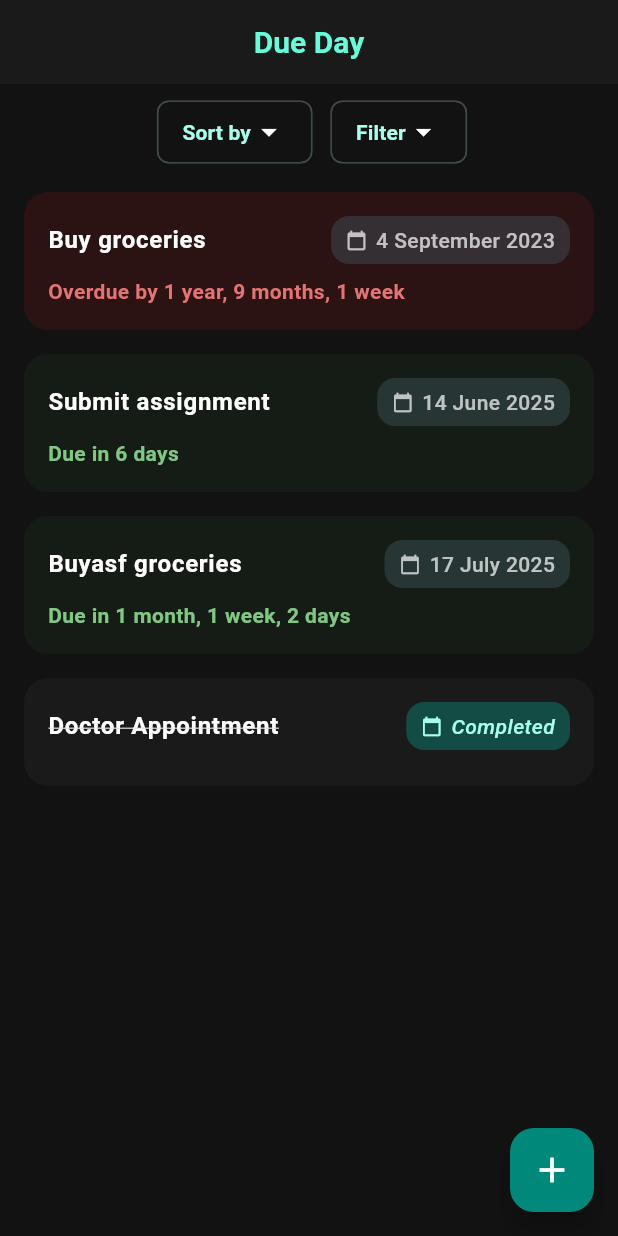
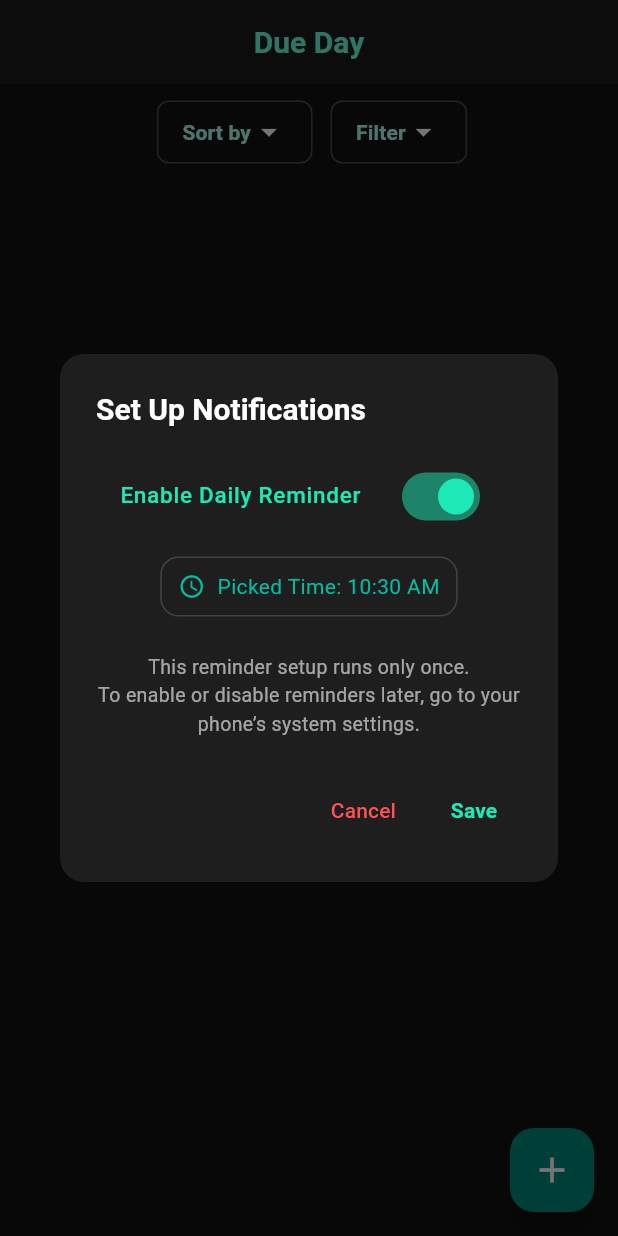
Before and after one commit to subhan-0073/due-day, a Flutter app: the screen it shows after launch, on a phone screen of 412 x 824 dp. Run offline on Flutter 3.47's test engine with Material 3 defaults, Android fonts, the light colour scheme and no system bars; our stand-ins replace device_info_plus, flutter_local_notifications, flutter_timezone, hive, hive_flutter, permission_handler and 1 more; missing offline and left inert: android_intent_plus; accounts and stored records are empty.

Commit message:
Milestone 9: Notifications with user consent, permissions, and daily reminders

```diff
--- /dev/null
+++ b/lib/src/models/notification_settings.dart
@@ -0,0 +1,18 @@
+import 'package:hive/hive.dart';
+
+part 'notification_settings.g.dart';
+
+@HiveType(typeId: 1)
+class NotificationSettings extends HiveObject {
+  @HiveField(0)
+  final bool isEnabled;
+  @HiveField(1)
+  final int hour;
+  @HiveField(2)
+  final int minute;
+  NotificationSettings({
+    required this.isEnabled,
+    required this.hour,
+    required this.minute,
+  });
+}
--- /dev/null
+++ b/lib/src/services/notification_scheduler.dart
@@ -0,0 +1,94 @@
+import 'package:dueday/src/services/notification_service.dart';
+import 'package:dueday/src/services/notification_settings_service.dart';
+import 'package:dueday/src/utils/android_utils.dart';
+import 'package:flutter_local_notifications/flutter_local_notifications.dart';
+import 'package:timezone/timezone.dart' as tz;
+
+class NotificationScheduler {
+  static Future<void> scheduleDailyMidnightNotification(
+    List<String> dueTaskTitles,
+  ) async {
+    final settings = NotificationSettingsService.getSettings();
+
+    if (settings == null || !settings.isEnabled) {
+      return;
+    } else {
+      await NotificationService.requestNotificationPermission();
+      if (!await AndroidUtils.canScheduleExactAlarms()) {
+        await AndroidUtils.openExactAlarmSettingsIfRequired();
+      }
+    }
+
+    final now = tz.TZDateTime.now(tz.local);
+
+    tz.TZDateTime scheduleDate = tz.TZDateTime(
+      tz.local,
+      now.year,
+      now.month,
+      now.day,
+      settings.hour,
+      settings.minute,
+    );
+
+    // scheduleDate = now.add(Duration(seconds: 1));
+
+    if (scheduleDate.isBefore((now))) {
+      scheduleDate = scheduleDate.add(const Duration(days: 1));
+    }
+
+    String notificationBody;
+
+    if (dueTaskTitles.isEmpty) {
+      notificationBody = "No tasks due today. Enjoy your day";
+    } else if (dueTaskTitles.length == 1) {
+      notificationBody = "You have 1 task due today: ${dueTaskTitles.first}";
+    } else {
+      notificationBody =
+          "You have ${dueTaskTitles.length} tasks due today. Don't forget to check them!";
+    }
+
+    const AndroidNotificationDetails androidDetails =
+        AndroidNotificationDetails(
+          'due_day_channel',
+          'Due Day Notifications',
+          importance: Importance.high,
+          priority: Priority.high,
+        );
+
+    const NotificationDetails platformDetails = NotificationDetails(
+      android: androidDetails,
+    );
+    const dailyNotificationId = 1001;
+    await NotificationService.notificationsPlugin.zonedSchedule(
+      dailyNotificationId,
+      'Task Due Today',
+      notificationBody,
+      scheduleDate,
+      platformDetails,
+
+      androidScheduleMode: AndroidScheduleMode.exactAllowWhileIdle,
+      matchDateTimeComponents: DateTimeComponents.time,
+    );
+  }
+
+  // static Future<void> showTestNotification() async {
+  //   const AndroidNotificationDetails androidDetails =
+  //       AndroidNotificationDetails(
+  //         'due_day_channel',
+  //         'Due Day Notifications',
+  //         importance: Importance.high,
+  //         priority: Priority.high,
+  //       );
+
+  //   const NotificationDetails platformDetails = NotificationDetails(
+  //     android: androidDetails,
+  //   );
+
+  //   await NotificationService.notificationsPlugin.show(
+  //     0,
+  //     'Test Reminder',
+  //     'THis is test notificationDetails',
+  //     platformDetails,
+  //   );
+  // }
+}
--- /dev/null
+++ b/lib/src/services/notification_service.dart
@@ -0,0 +1,48 @@
+import 'package:flutter_local_notifications/flutter_local_notifications.dart';
+import 'package:flutter_timezone/flutter_timezone.dart';
+import 'package:permission_handler/permission_handler.dart';
+import 'package:timezone/data/latest.dart' as tz_data;
+import 'package:timezone/timezone.dart' as tz;
+
+class NotificationService {
+  static final FlutterLocalNotificationsPlugin notificationsPlugin =
+      FlutterLocalNotificationsPlugin();
+
+  static Future<void> requestNotificationPermission() async {
+    final status = await Permission.notification.status;
+    if (!status.isGranted) await Permission.notification.request();
+  }
+
+  static Future<void> init() async {
+    tz_data.initializeTimeZones();
+    final localTimeZone = await FlutterTimezone.getLocalTimezone();
+
+    try {
+      tz.setLocalLocation(tz.getLocation(localTimeZone));
+    } catch (e) {
+      // print(tz.local.toString());
+      // print(e.toString());
+    }
+
+    const AndroidInitializationSettings androidSettings =
+        AndroidInitializationSettings('@mipmap/ic_launcher');
+
+    const InitializationSettings initSettings = InitializationSettings(
+      android: androidSettings,
+    );
+
+    await notificationsPlugin.initialize(initSettings);
+
+    const AndroidNotificationChannel channel = AndroidNotificationChannel(
+      'due_day_channel',
+      'Due Day Notifications',
+      importance: Importance.high,
+    );
+
+    await notificationsPlugin
+        .resolvePlatformSpecificImplementation<
+          AndroidFlutterLocalNotificationsPlugin
+        >()
+        ?.createNotificationChannel(channel);
+  }
+}
--- /dev/null
+++ b/lib/src/services/notification_settings_service.dart
@@ -0,0 +1,24 @@
+import 'package:dueday/src/models/notification_settings.dart';
+import 'package:hive/hive.dart';
+
+class NotificationSettingsService {
+  static final _notificationSettingsBox = Hive.box<NotificationSettings>(
+    'notificationSettingsBox',
+  );
+
+  static NotificationSettings? getSettings() {
+    return _notificationSettingsBox.get('settings');
+  }
+
+  static Future<void> saveSettings(NotificationSettings settings) async {
+    await _notificationSettingsBox.put('settings', settings);
+  }
+
+  static Future<void> clearSettings() async {
+    await _notificationSettingsBox.delete('settings');
+  }
+
+  static bool? isNotificationEnabled() {
+    return getSettings()?.isEnabled;
+  }
+}
--- a/lib/src/ui/screens/home_screen.dart
+++ b/lib/src/ui/screens/home_screen.dart
@@ -1,7 +1,10 @@
 import 'package:dueday/src/models/task.dart';
 import 'package:dueday/src/models/task_filter_sort.dart';
+import 'package:dueday/src/services/notification_scheduler.dart';
+import 'package:dueday/src/services/notification_settings_service.dart';
 import 'package:dueday/src/ui/screens/add_task_screen.dart';
 import 'package:dueday/src/ui/widgets/deadline_tile.dart';
+import 'package:dueday/src/ui/widgets/notification_setup_dialog.dart';
 import 'package:dueday/src/ui/widgets/sort_chip.dart';
 import 'package:dueday/src/ui/widgets/task_filter_chips.dart';
 import 'package:flutter/material.dart';
@@ -23,45 +26,49 @@ class _HomeScreenState extends State<HomeScreen> {
   void initState() {
     super.initState();
     _openBox();
+
+    if (NotificationSettingsService.isNotificationEnabled() == null) {
+      WidgetsBinding.instance.addPostFrameCallback((_) {
+        showDialog(
+          context: context,
+          builder: (context) => const NotificationSetupDialog(),
+        );
+      });
+    }
+  }
+
+  Future<void> _scheduledNotificationsForToday() async {
+    final now = DateTime.now();
+    final dueTodayTitles =
+        box?.values
+            .where(
+              (task) =>
+                  !task.isDone &&
+                  task.dueDate.year == now.year &&
+                  task.dueDate.month == now.month &&
+                  task.dueDate.day == now.day,
+            )
+            .map((task) => task.title)
+            .toList() ??
+        [];
+
+    await NotificationScheduler.scheduleDailyMidnightNotification(
+      dueTodayTitles,
+    );
   }
 
   Future<void> _openBox() async {
-    box = await Hive.openBox('tasksBox');
-    if (box!.isEmpty) {
-      final now = DateTime.now();
+    box = Hive.box('tasksBox');
 
-      final dummyTasks = [
-        Task(
-          title: 'Buy groceries',
-          dueDate: now.subtract(const Duration(days: 642)),
-          isDone: false,
-        ),
-        Task(
-          title: 'Submit assignment',
-          dueDate: now.add(const Duration(days: 7)),
-          isDone: false,
-        ),
-        Task(
-          title: 'Doctor Appointment',
-          dueDate: now.add(const Duration(days: -1)),
+    await _scheduledNotificationsForToday();
 
-          isDone: true,
-        ),
-        Task(
-          title: 'Buyasf groceries',
-          dueDate: now.add(const Duration(days: 40)),
-          isDone: false,
-        ),
-      ];
-
-      for (var task in dummyTasks) {
-        await box!.add(task);
-      }
-    }
+    box!.listenable().addListener(() async {
+      await _scheduledNotificationsForToday();
+    });
     setState(() {});
   }
 
-  Future<void> _editTask(task) async {
+  Future<void> _editTask(Task task) async {
     final updatedTask = await Navigator.push(
       context,
       MaterialPageRoute(
@@ -130,25 +137,21 @@ class _HomeScreenState extends State<HomeScreen> {
   }
 
   List<Task> _sortTasks(List<Task> tasks) {
-    switch (_currentSort) {
-      case TaskSort.dueDateAsc:
-        tasks.sort((a, b) => a.dueDate.compareTo(b.dueDate));
-        break;
-      case TaskSort.dueDateDesc:
-        tasks.sort((a, b) => b.dueDate.compareTo(a.dueDate));
-        break;
-      case TaskSort.titleAsc:
-        tasks.sort((a, b) => a.title.compareTo(b.title));
-        break;
-      case TaskSort.titleDesc:
-        tasks.sort((a, b) => b.title.compareTo(a.title));
-        break;
-    }
+    tasks.sort((a, b) {
+      if (a.isDone != b.isDone) return a.isDone ? 1 : -1;
 
-    tasks.sort((a, b) {
-      if (a.isDone == b.isDone) return 0;
-      return a.isDone ? 1 : -1;
+      switch (_currentSort) {
+        case TaskSort.dueDateAsc:
+          return a.dueDate.compareTo(b.dueDate);
+        case TaskSort.dueDateDesc:
+          return b.dueDate.compareTo(a.dueDate);
+        case TaskSort.titleAsc:
+          return a.title.compareTo(b.title);
+        case TaskSort.titleDesc:
+          return b.title.compareTo(a.title);
+      }
     });
+
     return tasks;
   }
 
@@ -182,7 +185,7 @@ class _HomeScreenState extends State<HomeScreen> {
           return Column(
             children: [
               Padding(
-                padding: const EdgeInsetsGeometry.symmetric(
+                padding: const EdgeInsets.symmetric(
                   horizontal: 16,
                   vertical: 8,
                 ),
--- /dev/null
+++ b/lib/src/ui/widgets/notification_setup_dialog.dart
@@ -0,0 +1,150 @@
+import 'package:dueday/src/models/notification_settings.dart';
+import 'package:dueday/src/services/notification_service.dart';
+import 'package:dueday/src/services/notification_settings_service.dart';
+import 'package:dueday/src/utils/android_utils.dart';
+import 'package:flutter/material.dart';
+
+class NotificationSetupDialog extends StatefulWidget {
+  const NotificationSetupDialog({super.key});
+
+  @override
+  State<NotificationSetupDialog> createState() =>
+      _NotificationSetupDialogState();
+}
+
+class _NotificationSetupDialogState extends State<NotificationSetupDialog> {
+  bool _isEnabled = true;
+  TimeOfDay _selectedTime = TimeOfDay.now();
+
+  void _pickTime() async {
+    final TimeOfDay? picked = await showTimePicker(
+      context: context,
+      initialTime: _selectedTime,
+    );
+
+    if (picked != null) {
+      setState(() {
+        _selectedTime = picked;
+      });
+    }
+  }
+
+  void _saveSettings() async {
+    if (_isEnabled) {
+      await NotificationService.requestNotificationPermission();
+      if (!await AndroidUtils.canScheduleExactAlarms()) {
+        await AndroidUtils.openExactAlarmSettingsIfRequired();
+      }
+    }
+
+    final settings = NotificationSettings(
+      isEnabled: _isEnabled,
+      hour: _selectedTime.hour,
+      minute: _selectedTime.minute,
+    );
+
+    NotificationSettingsService.saveSettings(settings);
+    if (mounted) {
+      Navigator.pop(context);
+    }
+  }
+
+  @override
+  Widget build(BuildContext context) {
+    return AlertDialog(
+      backgroundColor: const Color.fromARGB(255, 30, 30, 30),
+      shape: RoundedRectangleBorder(borderRadius: BorderRadius.circular(16)),
+      title: const Text(
+        "Set Up Notifications",
+        style: TextStyle(
+          color: Colors.white,
+          fontWeight: FontWeight.bold,
+          fontSize: 20,
+        ),
+      ),
+      content: Column(
+        mainAxisSize: MainAxisSize.min,
+        crossAxisAlignment: CrossAxisAlignment.start,
+        children: [
+          SwitchListTile(
+            activeColor: Colors.tealAccent.shade400,
+            title: Text(
+              "Enable Daily Reminder",
+              style: TextStyle(
+                color: _isEnabled ? Colors.tealAccent.shade400 : Colors.white,
+                fontWeight: FontWeight.w500,
+                fontSize: 15,
+              ),
+            ),
+            value: _isEnabled,
+            onChanged: (value) {
+              setState(() {
+                _isEnabled = value;
+              });
+            },
+          ),
+          if (_isEnabled)
+            Padding(
+              padding: const EdgeInsets.symmetric(vertical: 8),
+              child: Center(
+                child: TextButton.icon(
+                  style: TextButton.styleFrom(
+                    padding: const EdgeInsets.symmetric(
+                      horizontal: 12,
+                      vertical: 8,
+                    ),
+                    shape: RoundedRectangleBorder(
+                      borderRadius: BorderRadiusGeometry.circular(12),
+                      side: const BorderSide(
+                        width: 1,
+                        color: Color.fromARGB(255, 61, 68, 68),
+                      ),
+                    ),
+                  ),
+                  onPressed: _pickTime,
+                  icon: Icon(
+                    Icons.access_time,
+                    color: Colors.tealAccent.shade700,
+                  ),
+                  label: Text(
+                    "Picked Time: ${_selectedTime.format(context)}",
+                    style: Theme.of(context).textTheme.bodyMedium?.copyWith(
+                      color: Colors.tealAccent.shade700,
+                    ),
+                  ),
+                ),
+              ),
+            ),
+          const Padding(
+            padding: EdgeInsets.only(top: 12),
+            child: Text(
+              "This reminder setup runs only once.\n"
+              "To enable or disable reminders later, go to your phone’s system settings.",
+              textAlign: TextAlign.center,
+              style: TextStyle(color: Colors.white60, fontSize: 13),
+            ),
+          ),
+        ],
+      ),
+      actions: [
+        TextButton(
+          onPressed: () => Navigator.pop(context),
+          child: const Text(
+            "Cancel",
+            style: TextStyle(color: Colors.redAccent),
+          ),
+        ),
+        TextButton(
+          onPressed: _saveSettings,
+          child: Text(
+            "Save",
+            style: TextStyle(
+              fontWeight: FontWeight.bold,
+              color: Colors.tealAccent.shade400,
+            ),
+          ),
+        ),
+      ],
+    );
+  }
+}
--- a/lib/src/utils/theme.dart
+++ b/lib/src/utils/theme.dart
@@ -26,7 +26,8 @@ final ThemeData darkTheme = ThemeData(
 
   elevatedButtonTheme: ElevatedButtonThemeData(
     style: ElevatedButton.styleFrom(
-      backgroundColor: Colors.teal.shade700,
+      foregroundColor: const Color.fromARGB(255, 30, 30, 30),
+      backgroundColor: Colors.tealAccent.shade700,
       padding: const EdgeInsets.symmetric(horizontal: 20, vertical: 12),
       shape: RoundedRectangleBorder(borderRadius: BorderRadius.circular(12)),
       textStyle: const TextStyle(fontWeight: FontWeight.bold),
```
Also changed, not shown: lib/main.dart (+10 -1 lines), lib/src/utils/android_utils.dart (added, +37 -0 lines), pubspec.yaml (+8 -3 lines), lib/src/models/notification_settings.g.dart (added), pubspec.lock, 9 other files.
